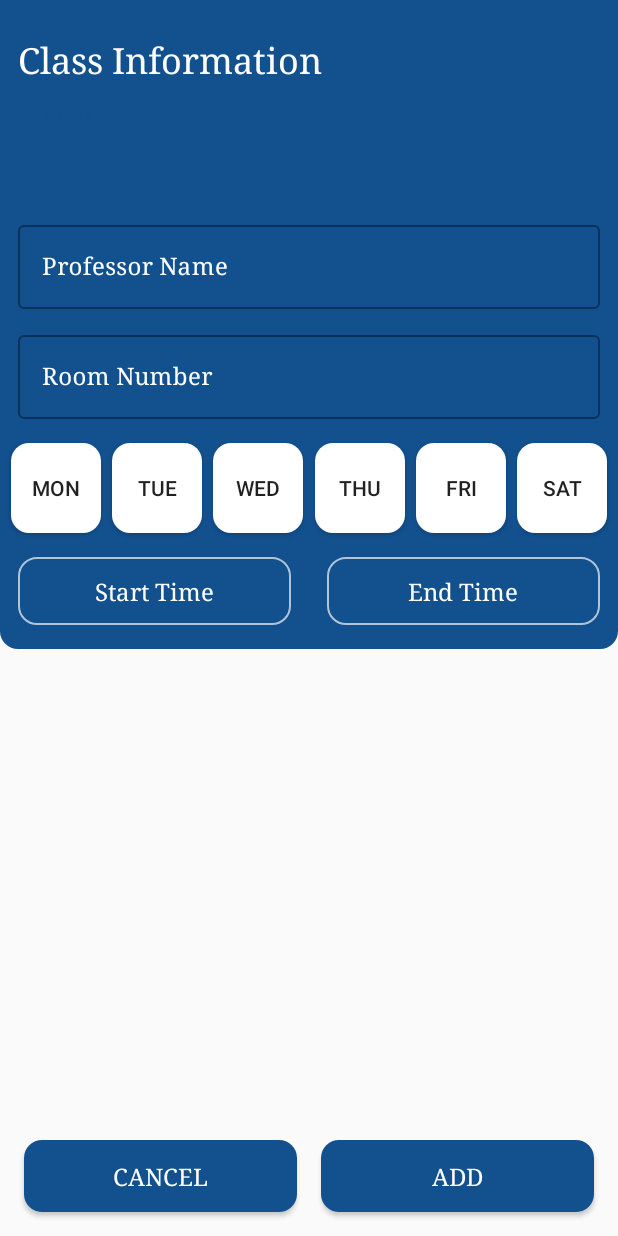
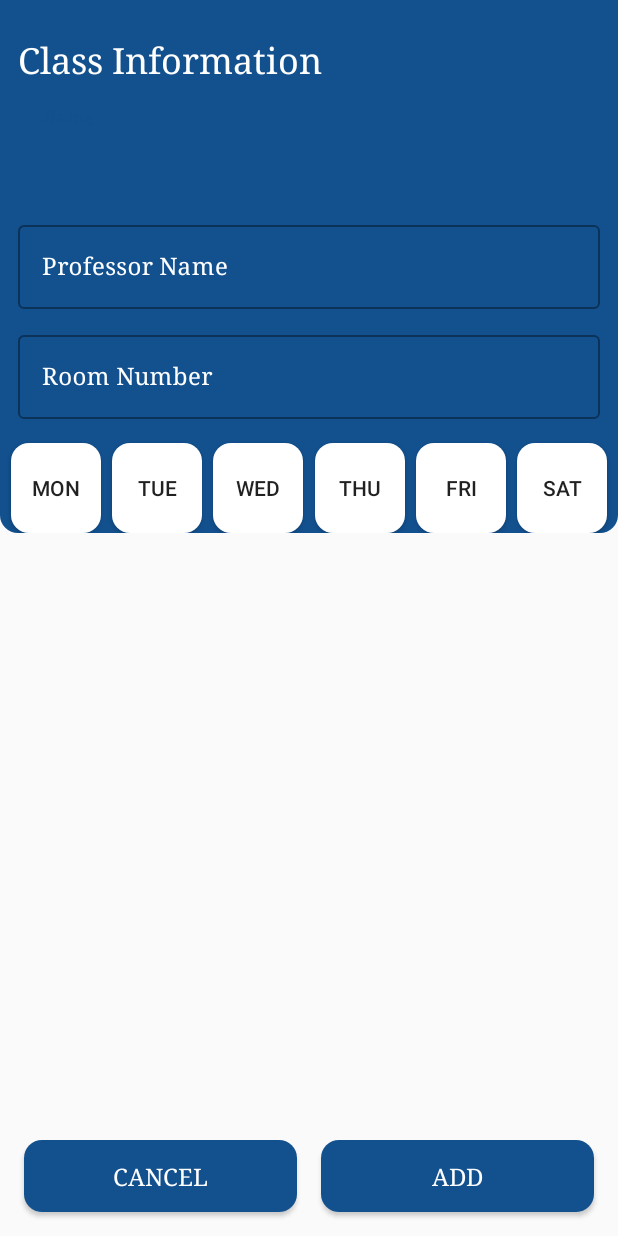
Before and after one commit to sahibdeep07/Studentify, an Android app: the ClassInformationActivity screen opened directly, with no data from a screen before it, on a phone screen of 412 x 824 dp. Run offline under Robolectric (Android 15) with nearby library versions, the phone set to English and light mode, and no system bars; our stand-ins replace ButterKnife.

Commit message:
Improve Student class with date and time

```diff
--- a/app/src/main/java/cheema/hardeep/sahibdeep/studentify/activities/ClassInformationActivity.java
+++ b/app/src/main/java/cheema/hardeep/sahibdeep/studentify/activities/ClassInformationActivity.java
@@ -1,13 +1,9 @@
 package cheema.hardeep.sahibdeep.studentify.activities;
 
-import android.app.TimePickerDialog;
 import android.content.Context;
 import android.content.Intent;
 import android.os.Bundle;
-import android.view.View;
 import android.widget.Button;
-import android.widget.TextView;
-import android.widget.TimePicker;
 import android.widget.Toast;
 
 import androidx.appcompat.app.AppCompatActivity;
@@ -15,20 +11,16 @@ import androidx.appcompat.app.AppCompatActivity;
 import com.google.android.material.textfield.TextInputEditText;
 
 import java.util.ArrayList;
-import java.util.Calendar;
 import java.util.List;
-import java.util.TimeZone;
 
 import butterknife.BindView;
 import butterknife.ButterKnife;
 import cheema.hardeep.sahibdeep.studentify.R;
 import cheema.hardeep.sahibdeep.studentify.database.StudentifyDatabaseProvider;
 import cheema.hardeep.sahibdeep.studentify.models.tables.StudentClass;
-import cheema.hardeep.sahibdeep.studentify.notifications.NotificationHandler;
 import cheema.hardeep.sahibdeep.studentify.notifications.NotificationScheduler;
 import cheema.hardeep.sahibdeep.studentify.utils.DatabaseUtil;
-import cheema.hardeep.sahibdeep.studentify.utils.DateUtils;
-import cheema.hardeep.sahibdeep.studentify.utils.DialogUtil;
+import cheema.hardeep.sahibdeep.studentify.views.DayTimeView;
 
 public class ClassInformationActivity extends AppCompatActivity {
 
@@ -63,11 +55,8 @@ public class ClassInformationActivity extends AppCompatActivity {
     @BindView(R.id.saturdayButton)
     Button saturdayButton;
 
-    @BindView(R.id.startTime)
-    TextView startTime;
-
-    @BindView(R.id.endTime)
-    TextView endTime;
+    @BindView(R.id.dayTimeView)
+    DayTimeView dayTimeView;
 
     @BindView(R.id.cancelButton)
     Button cancelButton;
@@ -76,12 +65,6 @@ public class ClassInformationActivity extends AppCompatActivity {
     Button addButton;
 
     List<String> daysList;
-
-    Calendar startTimeCalendar;
-    Calendar endTimeCalendar;
-
-    public boolean startTimeCheck = false;
-    public boolean endTimeCheck = false;
 
     @Override
     protected void onCreate(Bundle savedInstanceState) {
@@ -112,35 +95,17 @@ public class ClassInformationActivity extends AppCompatActivity {
         thursdayButton.setOnClickListener(v -> handleButtonBackground(thursdayButton));
         fridayButton.setOnClickListener(v -> handleButtonBackground(fridayButton));
         saturdayButton.setOnClickListener(v -> handleButtonBackground(saturdayButton));
-
-        startTime.setOnClickListener(v -> {
-            startTimeCalendar = Calendar.getInstance();
-            DialogUtil.createTimeDialog(ClassInformationActivity.this, (view, hour, minute) -> {
-                startTimeCalendar.set(Calendar.HOUR_OF_DAY, hour);
-                startTimeCalendar.set(Calendar.MINUTE, minute);
-                startTime.setText(DateUtils.formatDisplayTime(startTimeCalendar));
-            });
-            startTimeCheck = true;
-        });
-
-        endTime.setOnClickListener(v -> {
-            endTimeCalendar = Calendar.getInstance();
-            DialogUtil.createTimeDialog(ClassInformationActivity.this, (view, hour, minute) -> {
-                endTimeCalendar.set(Calendar.HOUR_OF_DAY, hour);
-                endTimeCalendar.set(Calendar.MINUTE, minute);
-                endTime.setText(DateUtils.formatDisplayTime(endTimeCalendar));
-            });
-            endTimeCheck = true;
-        });
     }
 
     private void handleButtonBackground(Button button) {
         if (!button.isSelected()) {
+            dayTimeView.addRow(button.getText().toString());
             daysList.add(button.getText().toString());
             button.setBackground(getDrawable(R.drawable.transparent_curved_button));
             button.setTextColor(button.getResources().getColor(R.color.primaryTextColor));
             button.setSelected(true);
         } else {
+            dayTimeView.deleteRow(button.getText().toString());
             daysList.remove(button.getText().toString());
             button.setBackground(getDrawable(R.drawable.curved_square_button_white));
             button.setTextColor(button.getResources().getColor(R.color.secondaryTextColor));
@@ -154,8 +119,7 @@ public class ClassInformationActivity extends AppCompatActivity {
         studentClass.setProfessorName(professorName.getText().toString());
         studentClass.setRoomNumber(roomNumber.getText().toString());
         studentClass.setDays((daysList));
-        studentClass.setStartTime(startTimeCalendar.getTime());
-        studentClass.setEndTime(endTimeCalendar.getTime());
+        studentClass.setDayTimes(dayTimeView.getData());
         studentClass.setTermId(DatabaseUtil.getUserTerm(this).getId());
         return studentClass;
     }
@@ -165,7 +129,6 @@ public class ClassInformationActivity extends AppCompatActivity {
                 || professorName.getText().toString().isEmpty()
                 || roomNumber.getText().toString().isEmpty()
                 || daysList.isEmpty()
-                || startTimeCheck == false
-                || endTimeCheck == false;
+                || dayTimeView.isValid();
     }
 }
--- a/app/src/main/res/layout/activity_class_information.xml
+++ b/app/src/main/res/layout/activity_class_information.xml
@@ -133,44 +133,66 @@
                 app:layout_constraintStart_toEndOf="@+id/fridayButton"
                 app:layout_constraintTop_toBottomOf="@id/roomNumberContainer" />
 
-            <TextView
-                android:id="@+id/startTime"
-                android:layout_width="0dp"
-                android:layout_height="0dp"
-                android:layout_marginLeft="12dp"
-                android:layout_marginTop="16dp"
-                android:layout_marginRight="12dp"
-                android:layout_marginBottom="16dp"
-                android:background="@drawable/transparent_curved_button"
-                android:gravity="center"
-                android:text="@string/start_time"
-                android:textColor="@color/primaryTextColor"
-                android:textSize="16sp"
-                android:typeface="serif"
-                app:layout_constraintBottom_toBottomOf="parent"
-                app:layout_constraintEnd_toStartOf="@id/endTime"
-                app:layout_constraintStart_toStartOf="parent"
-                app:layout_constraintTop_toBottomOf="@id/mondayButton" />
 
-            <TextView
-                android:id="@+id/endTime"
-                android:layout_width="0dp"
-                android:layout_height="wrap_content"
-                android:layout_marginLeft="12dp"
-                android:layout_marginTop="16dp"
-                android:layout_marginRight="12dp"
-                android:layout_marginBottom="16dp"
-                android:background="@drawable/transparent_curved_button"
-                android:gravity="center"
-                android:padding="12dp"
-                android:text="@string/end_time"
-                android:textColor="@color/primaryTextColor"
-                android:textSize="16sp"
-                android:typeface="serif"
-                app:layout_constraintBottom_toBottomOf="parent"
-                app:layout_constraintEnd_toEndOf="parent"
-                app:layout_constraintStart_toEndOf="@id/startTime"
-                app:layout_constraintTop_toBottomOf="@id/mondayButton" />
+                <cheema.hardeep.sahibdeep.studentify.views.DayTimeView
+                    android:id="@+id/dayTimeView"
+                    android:layout_width="match_parent"
+                    android:layout_height="wrap_content"
+                    app:layout_constraintStart_toStartOf="parent"
+                    app:layout_constraintEnd_toEndOf="parent"
+                    app:layout_constraintTop_toBottomOf="@id/mondayButton"
+                    app:layout_constraintBottom_toBottomOf="parent" />
+<!--            <TextView-->
+<!--                android:id="@+id/dayLabel"-->
+<!--                android:layout_width="wrap_content"-->
+<!--                android:layout_height="wrap_content"-->
+<!--                android:textColor="@color/primaryTextColor"-->
+<!--                android:textSize="14sp"-->
+<!--                android:layout_marginLeft="12dp"-->
+<!--                app:layout_constraintBottom_toBottomOf="@id/startTime"-->
+<!--                app:layout_constraintStart_toStartOf="parent"-->
+<!--                app:layout_constraintTop_toBottomOf="@id/mondayButton"-->
+<!--                app:layout_constraintTop_toTopOf="@id/startTime"-->
+<!--                tools:text="MON" />-->
+
+<!--            <TextView-->
+<!--                android:id="@+id/startTime"-->
+<!--                android:layout_width="0dp"-->
+<!--                android:layout_height="0dp"-->
+<!--                android:layout_marginTop="16dp"-->
+<!--                android:layout_marginBottom="16dp"-->
+<!--                android:layout_marginLeft="12dp"-->
+<!--                android:layout_marginRight="6dp"-->
+<!--                android:background="@drawable/transparent_curved_button"-->
+<!--                android:gravity="center"-->
+<!--                android:text="@string/start_time"-->
+<!--                android:textColor="@color/primaryTextColor"-->
+<!--                android:textSize="16sp"-->
+<!--                android:typeface="serif"-->
+<!--                app:layout_constraintBottom_toBottomOf="parent"-->
+<!--                app:layout_constraintStart_toEndOf="@id/dayLabel"-->
+<!--                app:layout_constraintEnd_toStartOf="@id/endTime"-->
+<!--                app:layout_constraintTop_toBottomOf="@id/mondayButton" />-->
+
+<!--            <TextView-->
+<!--                android:id="@+id/endTime"-->
+<!--                android:layout_width="0dp"-->
+<!--                android:layout_height="wrap_content"-->
+<!--                android:layout_marginTop="16dp"-->
+<!--                android:layout_marginBottom="16dp"-->
+<!--                android:layout_marginLeft="6dp"-->
+<!--                android:layout_marginRight="12dp"-->
+<!--                android:background="@drawable/transparent_curved_button"-->
+<!--                android:gravity="center"-->
+<!--                android:padding="12dp"-->
+<!--                android:text="@string/end_time"-->
+<!--                android:textColor="@color/primaryTextColor"-->
+<!--                android:textSize="16sp"-->
+<!--                android:typeface="serif"-->
+<!--                app:layout_constraintBottom_toBottomOf="parent"-->
+<!--                app:layout_constraintEnd_toEndOf="parent"-->
+<!--                app:layout_constraintStart_toEndOf="@id/startTime"-->
+<!--                app:layout_constraintTop_toBottomOf="@id/mondayButton" />-->
 
             <com.google.android.material.textfield.TextInputLayout
                 android:id="@+id/classNameContainer"
```
Also changed, not shown: app/src/main/java/cheema/hardeep/sahibdeep/studentify/adapters/ClassAdapter.java (+14 -1 lines), app/src/main/java/cheema/hardeep/sahibdeep/studentify/database/Converters.java (+18 -4 lines), app/src/main/java/cheema/hardeep/sahibdeep/studentify/models/DayTime.java (added, +38 -0 lines), app/src/main/java/cheema/hardeep/sahibdeep/studentify/models/tables/StudentClass.java (+10 -17 lines), app/src/main/java/cheema/hardeep/sahibdeep/studentify/notifications/NotificationScheduler.java (+7 -6 lines), app/src/main/java/cheema/hardeep/sahibdeep/studentify/views/DayTimeView.java (added, +107 -0 lines), app/src/main/res/layout/day_time_custom_view.xml (added, +62 -0 lines), 1 other file.
